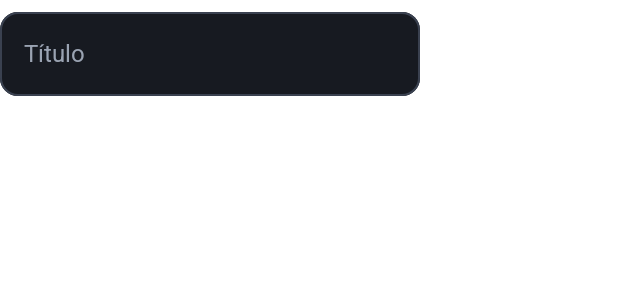
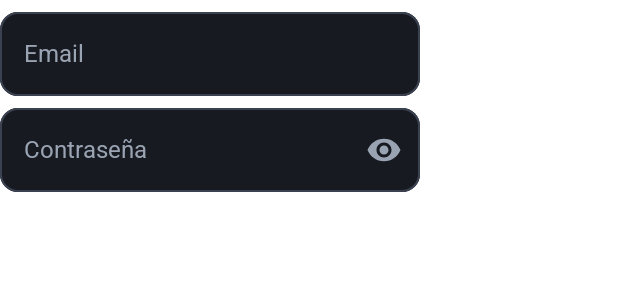
Before and after one commit to HectorMA06/PlayerVault, an Android app built with Jetpack Compose: the @Preview function CampoTextoPrev, on a phone screen of 412 x 824 dp. Shown: the top 300 px of the screen. Run offline under Robolectric (Android 15) with nearby library versions, the phone set to English and light mode, and no system bars.

Commit message:
fix: CampoTexto permite no mostrar las contraseñas

```diff
--- a/android-app/app/build.gradle.kts
+++ b/android-app/app/build.gradle.kts
@@ -43,6 +43,7 @@ dependencies {
     implementation(libs.androidx.compose.ui)
     implementation(libs.androidx.compose.ui.graphics)
     implementation(libs.androidx.compose.ui.tooling.preview)
+    implementation(libs.androidx.constraintlayout.compose)
     implementation(libs.androidx.core.ktx)
     implementation(libs.androidx.lifecycle.runtime.ktx)
     testImplementation(libs.junit)
@@ -52,4 +53,6 @@ dependencies {
     androidTestImplementation(libs.androidx.junit)
     debugImplementation(libs.androidx.compose.ui.test.manifest)
     debugImplementation(libs.androidx.compose.ui.tooling)
+    implementation("androidx.compose.material:material-icons-core")
+    implementation("androidx.compose.material:material-icons-extended")
 }
--- a/android-app/app/src/main/java/com/playervault/app/ui/components/CampoTexto.kt
+++ b/android-app/app/src/main/java/com/playervault/app/ui/components/CampoTexto.kt
@@ -1,7 +1,13 @@
 package com.playervault.app.ui.components
 
-import androidx.compose.foundation.layout.fillMaxWidth
+import androidx.compose.foundation.layout.Column
 import androidx.compose.foundation.shape.RoundedCornerShape
+import androidx.compose.foundation.text.KeyboardOptions
+import androidx.compose.material.icons.Icons
+import androidx.compose.material.icons.filled.Visibility
+import androidx.compose.material.icons.filled.VisibilityOff
+import androidx.compose.material3.Icon
+import androidx.compose.material3.IconButton
 import androidx.compose.material3.OutlinedTextField
 import androidx.compose.material3.OutlinedTextFieldDefaults
 import androidx.compose.material3.Text
@@ -11,6 +17,9 @@ import androidx.compose.runtime.mutableStateOf
 import androidx.compose.runtime.remember
 import androidx.compose.runtime.setValue
 import androidx.compose.ui.Modifier
+import androidx.compose.ui.text.input.KeyboardType
+import androidx.compose.ui.text.input.PasswordVisualTransformation
+import androidx.compose.ui.text.input.VisualTransformation
 import androidx.compose.ui.tooling.preview.Preview
 import com.playervault.app.ui.theme.PlayervaultTheme
 import com.playervault.app.ui.theme.Variables
@@ -20,8 +29,12 @@ fun CampoTexto(
     titulo: String,
     valor: String,
     onValorChange: (String) -> Unit,
-    modifier: Modifier = Modifier
+    modifier: Modifier = Modifier,
+    esContrasena: Boolean = false
 ) {
+
+    var contrasenaVisible by remember { mutableStateOf(false) }
+
     OutlinedTextField(
         value = valor,
         onValueChange = onValorChange,
@@ -39,19 +52,50 @@ fun CampoTexto(
             focusedLabelColor = Variables.primary,
             unfocusedLabelColor = Variables.onSurfaceVariant,
             cursorColor = Variables.primary
-        )
+        ),
+        // Solo se ocultan los caracteres si es un campo de contraseña y no se ha pulsado el ojo
+        visualTransformation = if (esContrasena && !contrasenaVisible) {
+            PasswordVisualTransformation()
+        } else {
+            VisualTransformation.None
+        },
+        keyboardOptions = KeyboardOptions(
+            keyboardType = if (esContrasena) KeyboardType.Password else KeyboardType.Text
+        ),
+        // El icono del ojo solo aparece en los campos de contraseña
+        trailingIcon = if (esContrasena) {
+            {
+                IconButton(onClick = { contrasenaVisible = !contrasenaVisible }) {
+                    Icon(
+                        imageVector = if (contrasenaVisible) Icons.Default.VisibilityOff else Icons.Default.Visibility,
+                        contentDescription = if (contrasenaVisible) "Ocultar contraseña" else "Mostrar contraseña"
+                    )
+                }
+            }
+        } else {
+            null
+        }
     )
 }
 
-@Preview
+@Preview(showBackground = true)
 @Composable
 private fun CampoTextoPrev() {
     var texto by remember { mutableStateOf("") }
+    var password by remember { mutableStateOf("") }
     PlayervaultTheme {
-        CampoTexto(
-            titulo = "Título",
-            valor = texto,
-            onValorChange = { texto = it }
-        )
+        Column {
+            CampoTexto(
+                titulo = "Email",
+                valor = texto,
+                onValorChange = { texto = it }
+            )
+            CampoTexto(
+                titulo = "Contraseña",
+                valor = password,
+                onValorChange = { password = it },
+                esContrasena = true
+            )
+        }
     }
 }
--- a/android-app/app/src/main/java/com/playervault/app/ui/screens/IniciarSesionScreen.kt
+++ b/android-app/app/src/main/java/com/playervault/app/ui/screens/IniciarSesionScreen.kt
@@ -132,6 +132,7 @@ fun IniciarSesion(modifier: Modifier = Modifier) {
             titulo = "Contraseña",
             valor = password,
             onValorChange = {password = it},
+            esContrasena = true,
             modifier = Modifier
                 .width(312.dp)
                 .align(Alignment.CenterHorizontally)
--- a/android-app/gradle/libs.versions.toml
+++ b/android-app/gradle/libs.versions.toml
@@ -8,6 +8,7 @@ lifecycleRuntimeKtx = "2.11.0"
 activityCompose = "1.13.0"
 kotlin = "2.2.10"
 composeBom = "2026.02.01"
+constraintlayoutCompose = "1.1.2"
 
 [libraries]
 androidx-core-ktx = { group = "androidx.core", name = "core-ktx", version.ref = "coreKtx" }
@@ -24,6 +25,7 @@ androidx-compose-ui-tooling-preview = { group = "androidx.compose.ui", name = "u
 androidx-compose-ui-test-manifest = { group = "androidx.compose.ui", name = "ui-test-manifest" }
 androidx-compose-ui-test-junit4 = { group = "androidx.compose.ui", name = "ui-test-junit4" }
 androidx-compose-material3 = { group = "androidx.compose.material3", name = "material3" }
+androidx-constraintlayout-compose = { group = "androidx.constraintlayout", name = "constraintlayout-compose", version.ref = "constraintlayoutCompose" }
 
 [plugins]
 android-application = { id = "com.android.application", version.ref = "agp" }
```
